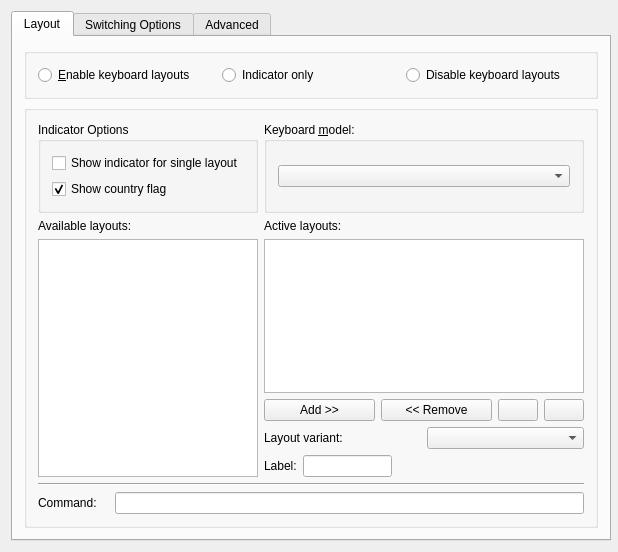
Qt form kcontrol/kxkb/kcmlayoutwidget.ui (mgottschlag/kwin-tiling) before a commit.
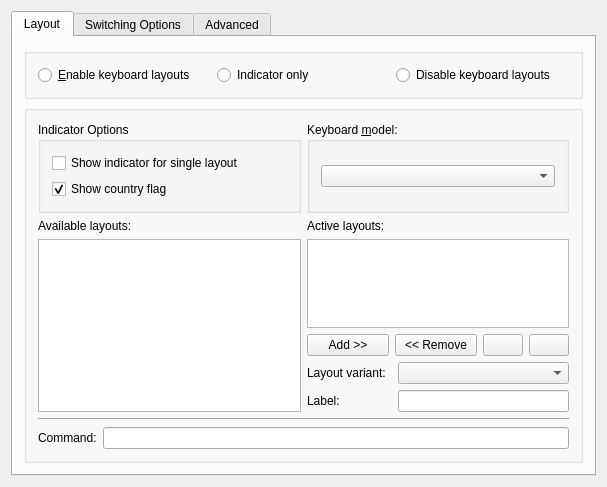
The same form after that commit. Custom widgets are drawn as their Qt base class.

```diff
--- a/kcontrol/kxkb/kcmlayoutwidget.ui
+++ b/kcontrol/kxkb/kcmlayoutwidget.ui
@@ -5,25 +5,13 @@
    <rect>
     <x>0</x>
     <y>0</y>
-    <width>618</width>
-    <height>552</height>
+    <width>607</width>
+    <height>487</height>
    </rect>
   </property>
-  <property name="minimumSize" >
-   <size>
-    <width>600</width>
-    <height>510</height>
-   </size>
-  </property>
   <layout class="QGridLayout" >
    <item row="0" column="0" >
     <widget class="QTabWidget" name="tabWidget" >
-     <property name="minimumSize" >
-      <size>
-       <width>600</width>
-       <height>500</height>
-      </size>
-     </property>
      <property name="currentIndex" >
       <number>0</number>
      </property>
@@ -77,7 +65,7 @@
           <string/>
          </property>
          <layout class="QGridLayout" >
-          <item row="0" column="0" colspan="3" >
+          <item row="0" column="0" >
            <widget class="QGroupBox" name="grpOptions" >
             <property name="title" >
              <string>Indicator Options</string>
@@ -106,7 +94,7 @@
             </layout>
            </widget>
           </item>
-          <item row="0" column="3" >
+          <item row="0" column="1" >
            <widget class="QGroupBox" name="groupBox_2" >
             <property name="title" >
              <string>Keyboard &amp;model:</string>
@@ -129,7 +117,7 @@
             </layout>
            </widget>
           </item>
-          <item row="1" column="0" colspan="3" >
+          <item row="1" column="0" >
            <layout class="QVBoxLayout" >
             <item>
              <widget class="QLabel" name="textLabel1_4" >
@@ -150,7 +138,7 @@
             </item>
            </layout>
           </item>
-          <item row="1" column="3" >
+          <item row="1" column="1" >
            <layout class="QVBoxLayout" >
             <item>
              <widget class="QLabel" name="textLabel1_4_2" >
@@ -232,8 +220,8 @@
              </layout>
             </item>
             <item>
-             <layout class="QHBoxLayout" >
-              <item>
+             <layout class="QGridLayout" >
+              <item row="0" column="0" >
                <widget class="QLabel" name="textLabel1" >
                 <property name="text" >
                  <string>Layout variant:</string>
@@ -243,19 +231,21 @@
                 </property>
                </widget>
               </item>
-              <item>
+              <item row="0" column="1" colspan="2" >
                <widget class="QComboBox" name="comboVariant" >
+                <property name="sizePolicy" >
+                 <sizepolicy vsizetype="Fixed" hsizetype="Expanding" >
+                  <horstretch>0</horstretch>
+                  <verstretch>0</verstretch>
+                 </sizepolicy>
+                </property>
                 <property name="whatsThis" >
                  <string>Here you can choose a variant of selected keyboard layout. Layout variants usually represent different key maps for the same language. For example, Ukrainian layout might have four variants: basic, winkeys (as in Windows), typewriter (as in typewriters) and phonetic (each Ukrainian letter is placed on a transliterated latin one).
 </string>
                 </property>
                </widget>
               </item>
-             </layout>
-            </item>
-            <item>
-             <layout class="QHBoxLayout" >
-              <item>
+              <item row="1" column="0" >
                <widget class="QLabel" name="textLabel1_6" >
                 <property name="text" >
                  <string>Label:</string>
@@ -265,41 +255,27 @@
                 </property>
                </widget>
               </item>
-              <item>
+              <item row="1" column="1" colspan="2" >
                <widget class="QLineEdit" name="editDisplayName" >
                 <property name="maxLength" >
                  <number>3</number>
                 </property>
                </widget>
               </item>
-              <item>
-               <spacer>
-                <property name="orientation" >
-                 <enum>Qt::Horizontal</enum>
-                </property>
-                <property name="sizeType" >
-                 <enum>QSizePolicy::Expanding</enum>
-                </property>
-                <property name="sizeHint" >
-                 <size>
-                  <width>210</width>
-                  <height>20</height>
-                 </size>
-                </property>
-               </spacer>
-              </item>
              </layout>
             </item>
            </layout>
           </item>
-          <item row="2" column="0" colspan="4" >
+          <item row="2" column="0" colspan="2" >
            <widget class="Line" name="line" >
             <property name="orientation" >
              <enum>Qt::Horizontal</enum>
             </property>
            </widget>
           </item>
-          <item row="3" column="0" >
+          <item row="3" column="0" colspan="2" >
+           <layout class="QHBoxLayout" >
+            <item>
            <widget class="QLabel" name="textLabel1_3" >
             <property name="text" >
              <string>Command:</string>
@@ -309,7 +285,7 @@
             </property>
            </widget>
           </item>
-          <item row="3" column="1" colspan="3" >
+            <item>
            <widget class="QLineEdit" name="editCmdLine" >
             <property name="whatsThis" >
              <string>This is the command which is executed when switching to the selected layout. It may help you if you want to debug layout switching, or if you want to switch layouts without the help of KDE.</string>
@@ -320,6 +296,8 @@
            </widget>
           </item>
          </layout>
+          </item>
+         </layout>
         </widget>
        </item>
       </layout>
```
Left out of the diff: 13 changed lines with no effect on the pictures. Lines whose indentation alone changed are shown as unchanged.
